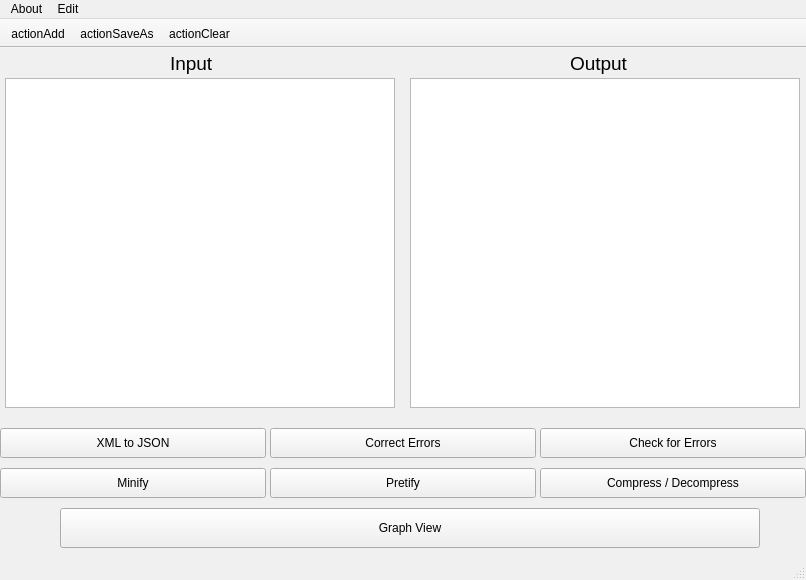
First picture: the form in GUI/mainwindow.ui, repository youmnaMahmoudd/Data-Structure-project, before the edit.
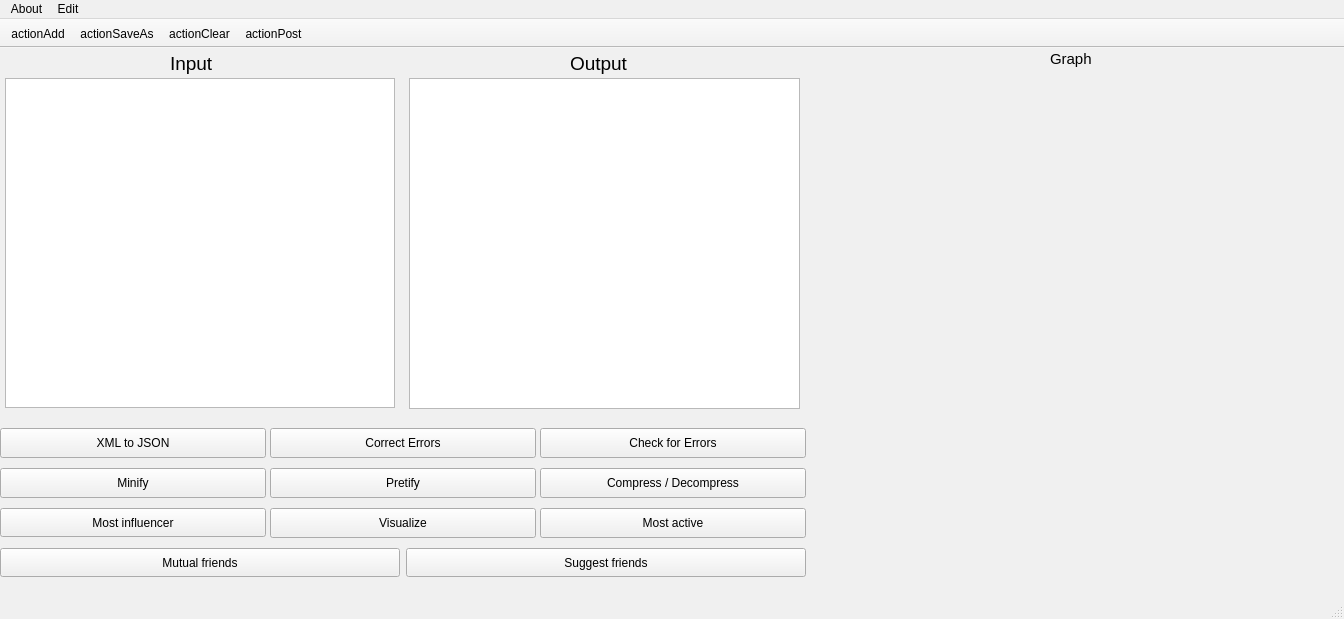
Second picture: the form after the edit. Icons and pictures are not drawn.

```diff
--- a/GUI/mainwindow.ui
+++ b/GUI/mainwindow.ui
@@ -6,20 +6,20 @@
    <rect>
     <x>0</x>
     <y>0</y>
-    <width>806</width>
-    <height>580</height>
+    <width>1344</width>
+    <height>619</height>
    </rect>
   </property>
   <property name="minimumSize">
    <size>
-    <width>806</width>
-    <height>580</height>
+    <width>807</width>
+    <height>614</height>
    </size>
   </property>
   <property name="maximumSize">
    <size>
-    <width>806</width>
-    <height>580</height>
+    <width>1344</width>
+    <height>619</height>
    </size>
   </property>
   <property name="palette">
@@ -576,29 +576,13 @@
      <string>Minify</string>
     </property>
    </widget>
-   <widget class="QPushButton" name="GraphButton">
-    <property name="geometry">
-     <rect>
-      <x>60</x>
-      <y>460</y>
-      <width>700</width>
-      <height>40</height>
-     </rect>
-    </property>
-    <property name="cursor">
-     <cursorShape>PointingHandCursor</cursorShape>
-    </property>
-    <property name="text">
-     <string>Graph View</string>
-    </property>
-   </widget>
    <widget class="QTextEdit" name="OutputText">
     <property name="geometry">
      <rect>
-      <x>410</x>
+      <x>409</x>
       <y>30</y>
-      <width>390</width>
-      <height>330</height>
+      <width>391</width>
+      <height>331</height>
      </rect>
     </property>
     <property name="readOnly">
@@ -654,6 +638,108 @@
      <string>Output</string>
     </property>
    </widget>
+   <widget class="QPushButton" name="InfluencerButton">
+    <property name="geometry">
+     <rect>
+      <x>0</x>
+      <y>460</y>
+      <width>266</width>
+      <height>29</height>
+     </rect>
+    </property>
+    <property name="autoFillBackground">
+     <bool>false</bool>
+    </property>
+    <property name="text">
+     <string>Most influencer</string>
+    </property>
+    <property name="default">
+     <bool>false</bool>
+    </property>
+   </widget>
+   <widget class="QPushButton" name="ActiveButton">
+    <property name="geometry">
+     <rect>
+      <x>540</x>
+      <y>460</y>
+      <width>266</width>
+      <height>30</height>
+     </rect>
+    </property>
+    <property name="text">
+     <string>Most active</string>
+    </property>
+   </widget>
+   <widget class="QPushButton" name="MutualButton">
+    <property name="geometry">
+     <rect>
+      <x>0</x>
+      <y>500</y>
+      <width>400</width>
+      <height>29</height>
+     </rect>
+    </property>
+    <property name="text">
+     <string>Mutual friends</string>
+    </property>
+   </widget>
+   <widget class="QPushButton" name="SuggesButton">
+    <property name="geometry">
+     <rect>
+      <x>406</x>
+      <y>500</y>
+      <width>400</width>
+      <height>29</height>
+     </rect>
+    </property>
+    <property name="text">
+     <string>Suggest friends</string>
+    </property>
+   </widget>
+   <widget class="QPushButton" name="VisualizeButton">
+    <property name="geometry">
+     <rect>
+      <x>270</x>
+      <y>460</y>
+      <width>266</width>
+      <height>30</height>
+     </rect>
+    </property>
+    <property name="text">
+     <string>Visualize</string>
+    </property>
+   </widget>
+   <widget class="QLabel" name="photo">
+    <property name="geometry">
+     <rect>
+      <x>810</x>
+      <y>30</y>
+      <width>521</width>
+      <height>491</height>
+     </rect>
+    </property>
+    <property name="text">
+     <string/>
+    </property>
+   </widget>
+   <widget class="QLabel" name="label_3">
+    <property name="geometry">
+     <rect>
+      <x>1050</x>
+      <y>0</y>
+      <width>51</width>
+      <height>21</height>
+     </rect>
+    </property>
+    <property name="font">
+     <font>
+      <pointsize>11</pointsize>
+     </font>
+    </property>
+    <property name="text">
+     <string>Graph</string>
+    </property>
+   </widget>
   </widget>
   <widget class="QStatusBar" name="statusbar"/>
   <widget class="QMenuBar" name="menuBar">
@@ -661,8 +747,8 @@
     <rect>
      <x>0</x>
      <y>0</y>
-     <width>806</width>
-     <height>32</height>
+     <width>1344</width>
+     <height>31</height>
     </rect>
    </property>
    <widget class="QMenu" name="menuAbout">
@@ -697,6 +783,7 @@
    <addaction name="actionAdd"/>
    <addaction name="actionSaveAs"/>
    <addaction name="actionClear"/>
+   <addaction name="actionPost"/>
   </widget>
   <action name="actionAdd">
    <property name="icon">
@@ -725,6 +812,15 @@
     <string>actionClear</string>
    </property>
   </action>
+  <action name="actionPost">
+   <property name="icon">
+    <iconset resource="Icons.qrc">
+     <normaloff>:/icons/post.png</normaloff>:/icons/post.png</iconset>
+   </property>
+   <property name="text">
+    <string>actionPost</string>
+   </property>
+  </action>
  </widget>
  <resources>
   <include location="Icons.qrc"/>
```
